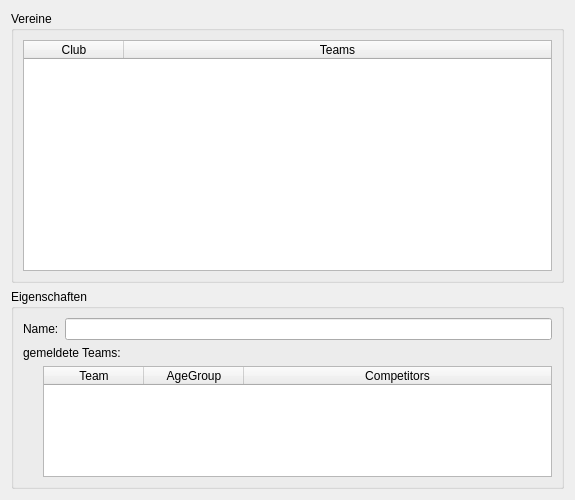
First picture: the form in modules/clublist/clublistwidget.ui, repository MrApe/OpenCompetition, before the edit.
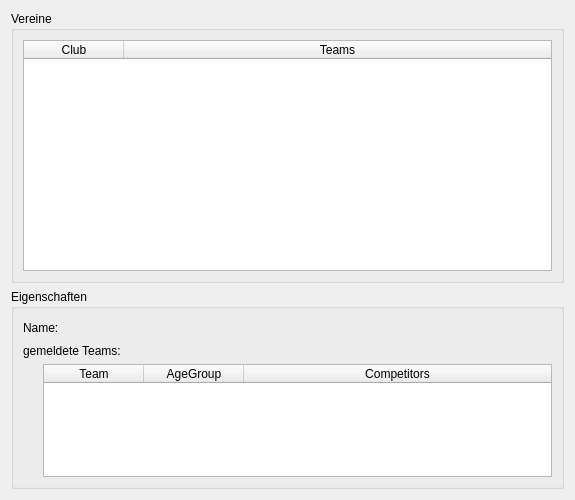
Second picture: the form after the edit.

Commit message:
Clublist complete
 + detailed team view fixed
 + name label added

Patch:
```diff
--- a/modules/clublist/clublistwidget.ui
+++ b/modules/clublist/clublistwidget.ui
@@ -94,14 +94,40 @@
       <item>
        <layout class="QHBoxLayout" name="horizontalLayout_2">
         <item>
-         <widget class="QLabel" name="label">
+         <widget class="QLabel" name="nameLabel">
+          <property name="sizePolicy">
+           <sizepolicy hsizetype="Fixed" vsizetype="Fixed">
+            <horstretch>0</horstretch>
+            <verstretch>0</verstretch>
+           </sizepolicy>
+          </property>
           <property name="text">
            <string>Name:</string>
           </property>
          </widget>
         </item>
         <item>
-         <widget class="QLineEdit" name="nameEdit"/>
+         <spacer name="horizontalSpacer_2">
+          <property name="orientation">
+           <enum>Qt::Horizontal</enum>
+          </property>
+          <property name="sizeType">
+           <enum>QSizePolicy::Fixed</enum>
+          </property>
+          <property name="sizeHint" stdset="0">
+           <size>
+            <width>20</width>
+            <height>20</height>
+           </size>
+          </property>
+         </spacer>
+        </item>
+        <item>
+         <widget class="QLabel" name="name">
+          <property name="text">
+           <string/>
+          </property>
+         </widget>
         </item>
        </layout>
       </item>
```
The commit also changes 2 other files.
